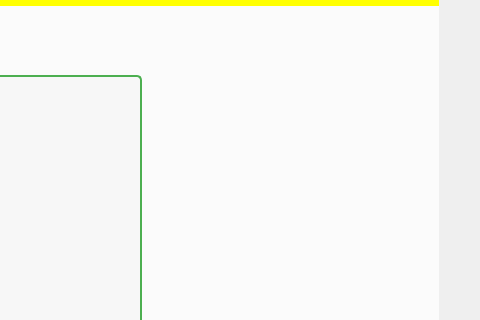
Qt form Audio/framelessWidget.ui (Airwaves1/Audio-test) before a commit; both pictures show x 820 to 1300 and y 136 to 456 of the 1300 by 900 pixel window.
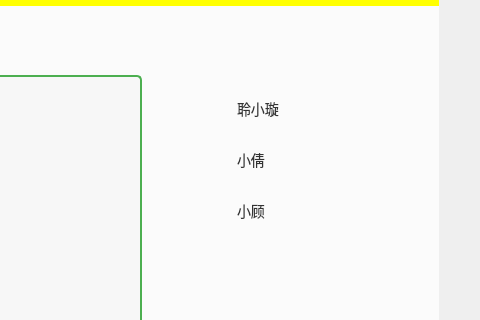
The same form after that commit. Icons and pictures are not drawn. Custom widgets are drawn as their Qt base class.

```diff
--- a/Audio/framelessWidget.ui
+++ b/Audio/framelessWidget.ui
@@ -338,6 +338,75 @@
 </string>
                   </property>
                  </widget>
+                 <widget class="QWidget" name="verticalLayoutWidget">
+                  <property name="geometry">
+                   <rect>
+                    <x>890</x>
+                    <y>70</y>
+                    <width>170</width>
+                    <height>171</height>
+                   </rect>
+                  </property>
+                  <layout class="QVBoxLayout" name="verticalLayout_4">
+                   <item>
+                    <widget class="QCheckBox" name="voice1_checkBox">
+                     <property name="styleSheet">
+                      <string notr="true">QCheckBox {
+    background-color: transparent;
+    color: #333333;
+    font-size: 14px;
+}
+
+QCheckBox::indicator {
+    width: 20px;
+    height: 20px;
+}</string>
+                     </property>
+                     <property name="text">
+                      <string>聆小璇</string>
+                     </property>
+                    </widget>
+                   </item>
+                   <item>
+                    <widget class="QCheckBox" name="voice2_checkBox">
+                     <property name="styleSheet">
+                      <string notr="true">QCheckBox {
+    background-color: transparent;
+    color: #333333;
+    font-size: 14px;
+}
+
+QCheckBox::indicator {
+    width: 20px;
+    height: 20px;
+}</string>
+                     </property>
+                     <property name="text">
+                      <string>小倩</string>
+                     </property>
+                    </widget>
+                   </item>
+                   <item>
+                    <widget class="QCheckBox" name="voice3_checkBox">
+                     <property name="styleSheet">
+                      <string notr="true">QCheckBox {
+    background-color: transparent;
+    color: #333333;
+    font-size: 14px;
+}
+
+QCheckBox::indicator {
+    width: 20px;
+    height: 20px;
+}</string>
+                     </property>
+                     <property name="text">
+                      <string>小顾</string>
+                     </property>
+                    </widget>
+                   </item>
+                  </layout>
+                 </widget>
                 </widget>
                 <widget class="QWidget" name="songPage">
                  <widget class="QLabel" name="label_2">
```
Left out of the diff: 2 changed lines with no effect on the pictures.
